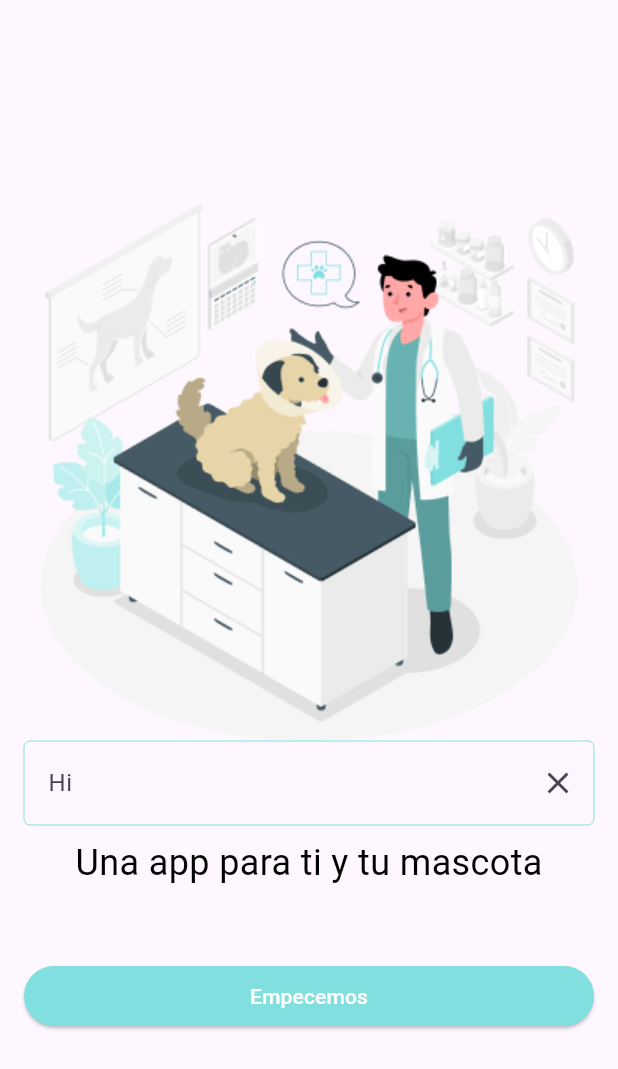
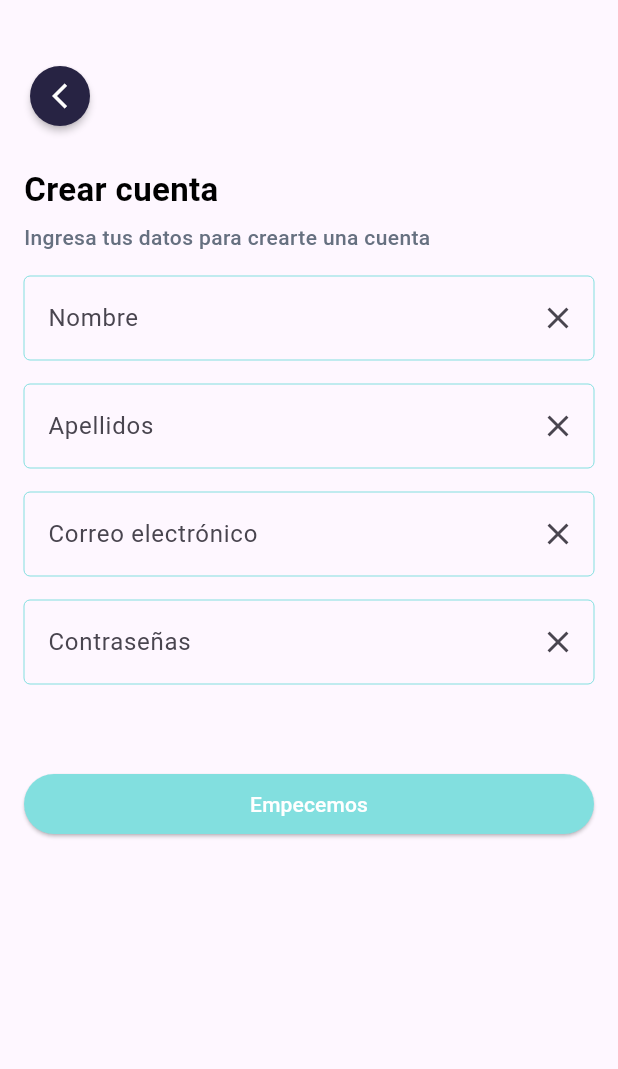
Before and after one commit to ArielColqueH/vetmed-app, a Flutter app: the screen it shows after launch, on a phone screen of 412 x 824 dp. Shown: the top 1069 px of the screen. Run offline on Flutter 3.47's test engine with Material 2 defaults, Android fonts, the phone set to English and light mode, and no system bars; our stand-ins replace firebase_core; accounts and stored records are empty.

Commit message:
se agregaron labels y botton atras en crear cuenta

```diff
--- a/lib/presentation/pages/authentication/SignUp_Page.dart
+++ b/lib/presentation/pages/authentication/SignUp_Page.dart
@@ -1,7 +1,11 @@
 import 'package:flutter/material.dart';
+import 'package:vetmed_app/presentation/widgets/atoms/button-back.dart';
 import 'package:vetmed_app/utils/colors.dart';
 import '../../../utils/colors.dart';
 import '../../widgets/atoms/button-normal.dart';
+import '../../widgets/atoms/input-normal.dart';
+import '../../widgets/atoms/subtitle.dart';
+import '../../widgets/atoms/title.dart';
 
 class SingUpPage extends StatelessWidget {
   const SingUpPage({Key? key}) : super(key: key);
@@ -13,44 +17,49 @@ class SingUpPage extends StatelessWidget {
       body: Padding(
         padding: const EdgeInsets.symmetric(
           horizontal: 16,
+          vertical: 40,
         ),
         child: Column(
-          mainAxisAlignment: MainAxisAlignment.center,
           children: [
-            const Image(
-              image: AssetImage(
-                "assets/images/img-veterinary-pet.png",
-              ),
+            ButtonBack(color: secondaryColor,),
+            const SizedBox(
+              height: 24,
             ),
-            TextField(
-              controller: _textController,
-              decoration: InputDecoration(
-                hintText: "Hi",
-                enabledBorder: OutlineInputBorder(
-                  // width: 0.0 produces a thin "hairline" border
-                  borderSide: BorderSide(
-                    color: primaryColor,
-                    width: 0.0,
-                  ),
-                ),
-                border: const OutlineInputBorder(),
-                suffixIcon: IconButton(
-                  onPressed: () {
-                    _textController.clear();
-                  },
-                  icon: const Icon(Icons.clear),
-                ),
-              ),
+            const TitleScreen(
+              texto: 'Crear cuenta',
             ),
             const SizedBox(
               height: 8,
             ),
-            Text(
-              "Una app para ti y tu mascota",
-              style: TextStyle(
-                  color: primaryBlack,
-                  fontSize: 24.0,
-                  fontWeight: FontWeight.w400),
+            const Subtitle(
+              texto: 'Ingresa tus datos para crearte una cuenta',
+            ),
+            const SizedBox(
+              height: 16,
+            ),
+            const InputNormal(
+              placeholder: 'Nombre',
+            ),
+            const SizedBox(
+              height: 16,
+            ),
+            const InputNormal(
+              placeholder: 'Apellidos',
+            ),
+            const SizedBox(
+              height: 16,
+            ),
+            const InputNormal(
+              placeholder: 'Correo electrónico',
+            ),
+            const SizedBox(
+              height: 16,
+            ),
+            const InputNormal(
+              placeholder: 'Contraseñas',
+            ),
+            const SizedBox(
+              height: 8,
             ),
             const SizedBox(
               height: 48,
--- /dev/null
+++ b/lib/presentation/widgets/atoms/button-back.dart
@@ -0,0 +1,30 @@
+import 'package:flutter/material.dart';
+
+import '../../../utils/colors.dart';
+
+class ButtonBack extends StatelessWidget {
+  final Color color;
+
+  const ButtonBack({Key? key, required this.color}) : super(key: key);
+
+  @override
+  Widget build(BuildContext context) {
+    return Align(
+      alignment: Alignment.centerLeft,
+      child: RawMaterialButton(
+        onPressed: () {},
+        constraints: const BoxConstraints(
+          minWidth: 0,
+        ),
+        fillColor: color,
+        padding: const EdgeInsets.all(10.0),
+        shape: const CircleBorder(),
+        child: Icon(
+          Icons.arrow_back_ios_sharp,
+          size: 20.0,
+          color: primaryWhite,
+        ),
+      ),
+    );
+  }
+}
--- /dev/null
+++ b/lib/presentation/widgets/atoms/input-normal.dart
@@ -0,0 +1,33 @@
+import 'package:flutter/material.dart';
+
+import '../../../utils/colors.dart';
+
+class InputNormal extends StatelessWidget {
+  final String placeholder;
+  const InputNormal({Key? key, required this.placeholder}  ) : super(key: key);
+  @override
+  Widget build(BuildContext context) {
+    final _textController = TextEditingController();
+    return TextField(
+      controller: _textController,
+      decoration: InputDecoration(
+        labelText: placeholder,
+        hintText: placeholder,
+        enabledBorder: OutlineInputBorder(
+          // width: 0.0 produces a thin "hairline" border
+          borderSide: BorderSide(
+            color: primaryColor,
+            width: 0.0,
+          ),
+        ),
+        border: const OutlineInputBorder(),
+        suffixIcon: IconButton(
+          onPressed: () {
+            _textController.clear();
+          },
+          icon: const Icon(Icons.clear),
+        ),
+      ),
+    );
+  }
+}
--- /dev/null
+++ b/lib/presentation/widgets/atoms/subtitle.dart
@@ -0,0 +1,25 @@
+import 'package:flutter/material.dart';
+
+import '../../../utils/colors.dart';
+
+class Subtitle extends StatelessWidget {
+  final String texto;
+
+  const Subtitle({Key? key, required this.texto}) : super(key: key);
+
+  @override
+  Widget build(BuildContext context) {
+    return Align(
+      alignment: Alignment.centerLeft,
+      child: Text(
+        texto,
+        style: TextStyle(
+          fontSize: 14.0,
+          color: terciaryColor,
+          fontWeight: FontWeight.w500,
+          height: 1.4285,
+        ),
+      ),
+    );
+  }
+}
--- /dev/null
+++ b/lib/presentation/widgets/atoms/title.dart
@@ -0,0 +1,25 @@
+import 'package:flutter/material.dart';
+
+import '../../../utils/colors.dart';
+
+class TitleScreen extends StatelessWidget {
+  final String texto;
+
+  const TitleScreen({Key? key, required this.texto}) : super(key: key);
+
+  @override
+  Widget build(BuildContext context) {
+    return Align(
+      alignment: Alignment.centerLeft,
+      child: Text(
+        texto,
+        style: TextStyle(
+          fontSize: 22.0,
+          color: primaryBlack,
+          fontWeight: FontWeight.w700,
+          height: 1.2727,
+        ),
+      ),
+    );
+  }
+}
```
